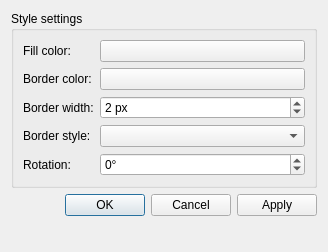
The window that gns3/ui/style_editor_dialog.ui (kaisenlinux/gns3-gui) describes before a commit, drawn with Qt 5.
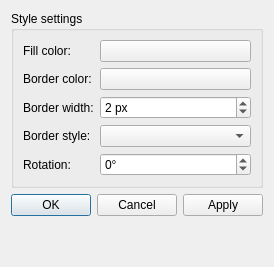
The same window after the commit.

Patch:
```diff
--- a/gns3/ui/style_editor_dialog.ui
+++ b/gns3/ui/style_editor_dialog.ui
@@ -2,14 +2,6 @@
 <ui version="4.0">
  <class>StyleEditorDialog</class>
  <widget class="QDialog" name="StyleEditorDialog">
-  <property name="geometry">
-   <rect>
-    <x>0</x>
-    <y>0</y>
-    <width>328</width>
-    <height>252</height>
-   </rect>
-  </property>
   <property name="windowTitle">
    <string>Style editor</string>
   </property>
@@ -22,7 +14,7 @@
      <property name="title">
       <string>Style settings</string>
      </property>
-     <layout class="QGridLayout" name="gridLayout">
+     <layout class="QFormLayout" name="formLayout">
       <item row="0" column="0">
        <widget class="QLabel" name="uiColorLabel">
         <property name="text">
```
